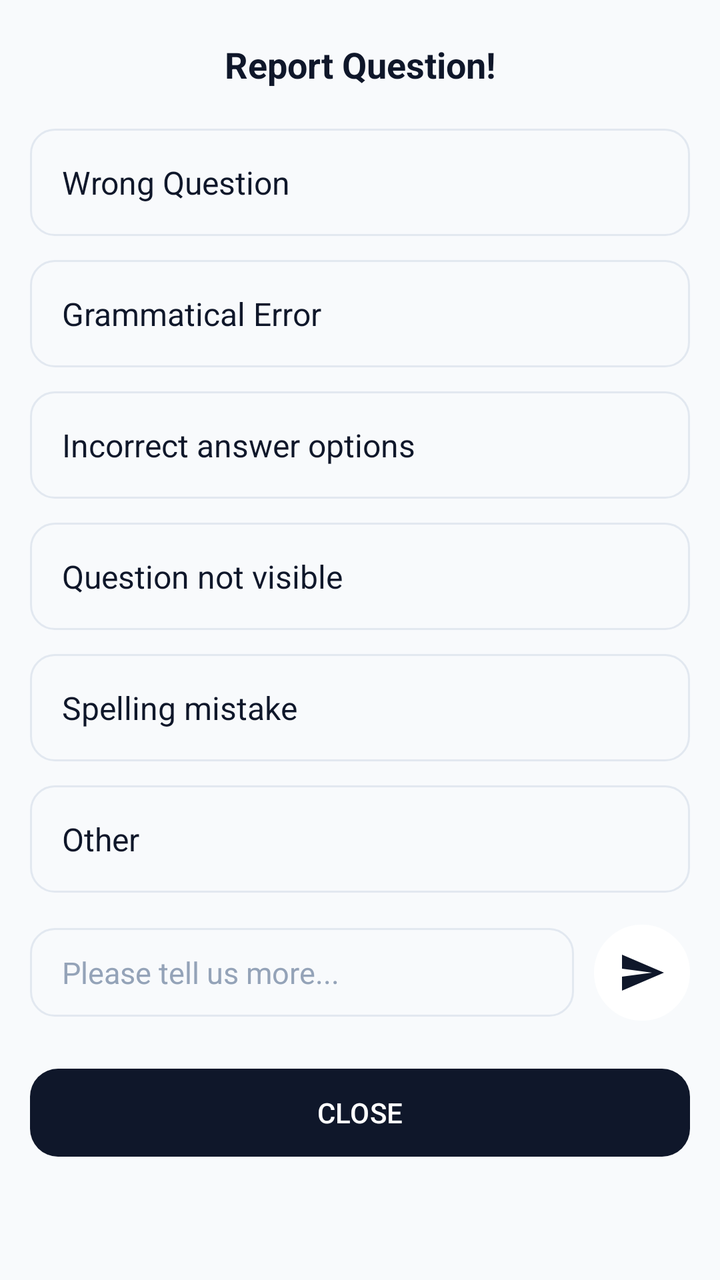
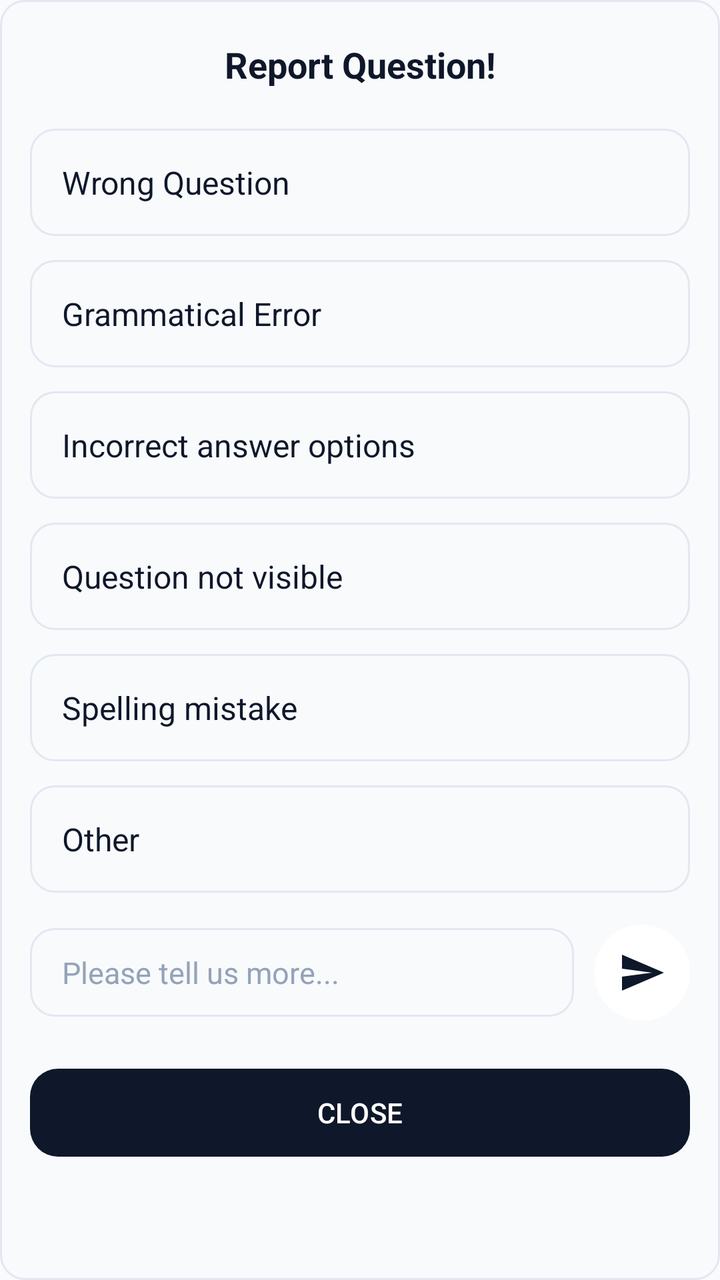

Screens rendered from an Android XML layout before and after an edit, with the pre-edit source and the edit as a unified diff.
<!-- AndroidManifest.xml: application theme Theme.TestMaster -->
<!-- res/layout/popup_report_question.xml -->
<?xml version="1.0" encoding="utf-8"?>
<ScrollView xmlns:android="http://schemas.android.com/apk/res/android"
    xmlns:app="http://schemas.android.com/apk/res-auto"
    android:layout_width="match_parent"
    android:layout_height="wrap_content"
    android:background="@color/background"
    android:clipToPadding="false"
    android:paddingBottom="20dp">

    <LinearLayout
        android:layout_width="match_parent"
        android:layout_height="wrap_content"
        android:orientation="vertical">

        <TextView
            android:layout_width="match_parent"
            android:layout_height="wrap_content"
            android:gravity="center_horizontal"
            android:paddingHorizontal="15dp"
            android:paddingVertical="20dp"
            android:text="Report Question!"
            android:textColor="@color/onSurface"
            android:textSize="18sp"
            android:textStyle="bold" />

        
        <LinearLayout
            android:id="@+id/ll_wrong"
            android:layout_width="match_parent"
            android:layout_height="wrap_content"
            android:layout_marginHorizontal="15dp"
            android:layout_marginBottom="12dp"
            android:background="@drawable/bg_report_reason_selector"
            android:clickable="true"
            android:focusable="true"
            android:gravity="center_vertical"
            android:padding="16dp">

            <TextView
                android:layout_width="match_parent"
                android:layout_height="wrap_content"
                android:duplicateParentState="true"
                android:text="Wrong Question"
                android:textColor="@color/onSurface"
                android:textSize="16sp" />
        </LinearLayout>

        <LinearLayout
            android:id="@+id/ll_error"
            android:layout_width="match_parent"
            android:layout_height="wrap_content"
            android:layout_marginHorizontal="15dp"
            android:layout_marginBottom="12dp"
            android:background="@drawable/bg_report_reason_selector"
            android:clickable="true"
            android:focusable="true"
            android:gravity="center_vertical"
            android:padding="16dp">

            <TextView
                android:layout_width="match_parent"
                android:layout_height="wrap_content"
                android:duplicateParentState="true"
                android:text="Grammatical Error"
                android:textColor="@color/onSurface"
                android:textSize="16sp" />
        </LinearLayout>

        <LinearLayout
            android:id="@+id/ll_incorrect_ans"
            android:layout_width="match_parent"
            android:layout_height="wrap_content"
            android:layout_marginHorizontal="15dp"
            android:layout_marginBottom="12dp"
            android:background="@drawable/bg_report_reason_selector"
            android:clickable="true"
            android:focusable="true"
            android:gravity="center_vertical"
            android:padding="16dp">

            <TextView
                android:layout_width="match_parent"
                android:layout_height="wrap_content"
                android:duplicateParentState="true"
                android:text="Incorrect answer options"
                android:textColor="@color/onSurface"
                android:textSize="16sp" />
        </LinearLayout>

        <LinearLayout
            android:id="@+id/ll_notvisible"
            android:layout_width="match_parent"
            android:layout_height="wrap_content"
            android:layout_marginHorizontal="15dp"
            android:layout_marginBottom="12dp"
            android:background="@drawable/bg_report_reason_selector"
            android:clickable="true"
            android:focusable="true"
            android:gravity="center_vertical"
            android:padding="16dp">

            <TextView
                android:layout_width="match_parent"
                android:layout_height="wrap_content"
                android:duplicateParentState="true"
                android:text="Question not visible"
                android:textColor="@color/onSurface"
                android:textSize="16sp" />
        </LinearLayout>

        <LinearLayout
            android:id="@+id/ll_spellingmistake"
            android:layout_width="match_parent"
            android:layout_height="wrap_content"
            android:layout_marginHorizontal="15dp"
            android:layout_marginBottom="12dp"
            android:background="@drawable/bg_report_reason_selector"
            android:clickable="true"
            android:focusable="true"
            android:gravity="center_vertical"
            android:padding="16dp">

            <TextView
                android:layout_width="match_parent"
                android:layout_height="wrap_content"
                android:duplicateParentState="true"
                android:text="Spelling mistake"
                android:textColor="@color/onSurface"
                android:textSize="16sp" />
        </LinearLayout>

        <LinearLayout
            android:id="@+id/ll_other"
            android:layout_width="match_parent"
            android:layout_height="wrap_content"
            android:layout_marginHorizontal="15dp"
            android:layout_marginBottom="16dp"
            android:background="@drawable/bg_report_reason_selector"
            android:clickable="true"
            android:focusable="true"
            android:gravity="center_vertical"
            android:padding="16dp">

            <TextView
                android:layout_width="match_parent"
                android:layout_height="wrap_content"
                android:duplicateParentState="true"
                android:text="Other"
                android:textColor="@color/onSurface"
                android:textSize="16sp" />
        </LinearLayout>

        
        <LinearLayout
            android:layout_width="match_parent"
            android:layout_height="wrap_content"
            android:layout_marginHorizontal="15dp"
            android:layout_marginBottom="12dp"
            android:gravity="center_vertical"
            android:orientation="horizontal">

            <EditText
                android:id="@+id/et_report_description"
                android:layout_width="0dp"
                android:layout_height="wrap_content"
                android:layout_weight="1"
                android:background="@drawable/box_outline"
                android:hint="Please tell us more..."
                android:paddingVertical="12dp"
                android:paddingStart="16dp"
                android:paddingEnd="16dp"
                android:textColor="@color/onSurface"
                android:textColorHint="@color/text_hint"
                android:textSize="15sp" />

            <ImageView
                android:id="@+id/iv_report_send"
                android:layout_width="48dp"
                android:layout_height="48dp"
                android:layout_marginStart="10dp"
                android:background="@drawable/bg_circle_page"
                android:backgroundTint="@color/primary"
                android:padding="12dp"
                android:src="@drawable/baseline_send_24"
                app:tint="@color/onPrimary" />
        </LinearLayout>

        <com.google.android.material.button.MaterialButton
            android:id="@+id/btn_close_report"
            style="@style/Widget.Material3.Button"
            android:layout_width="match_parent"
            android:layout_height="52dp"
            android:layout_marginHorizontal="15dp"
            android:layout_marginTop="8dp"
            android:text="CLOSE"
            android:textColor="@color/primary"
            app:backgroundTint="@color/onPrimary"
            app:cornerRadius="14dp" />
    </LinearLayout>
</ScrollView>
<!-- resources referenced by this layout -->
<resources>
  <color name="background">#F8FAFC</color>
  <color name="onPrimary">#0F172A</color>
  <color name="onSurface">#0F172A</color>
  <color name="primary">#FFFFFF</color>
  <color name="text_hint">#94A3B8</color>
  <!-- drawable bg_circle_page (drawable) -->
  <?xml version="1.0" encoding="utf-8"?>
  <shape xmlns:android="http://schemas.android.com/apk/res/android"
      android:shape="oval">
      <solid android:color="@color/background" />
      <stroke android:color="@color/outline"
          android:width="1dp"/>
  </shape>
  <!-- drawable bg_report_reason_selector (drawable) -->
  <?xml version="1.0" encoding="utf-8"?>
  <selector xmlns:android="http://schemas.android.com/apk/res/android">
      <item android:state_selected="true" android:drawable="@drawable/blue_box_filled"/>
      <item android:drawable="@drawable/box_outline"/>
  </selector>
  <!-- drawable box_outline (drawable) -->
  <?xml version="1.0" encoding="utf-8"?>
  <shape xmlns:android="http://schemas.android.com/apk/res/android">
      <stroke
          android:width="1dp"
          android:color="@color/gray" />
      <corners android:radius="12dp" />
      <solid android:color="@color/background" />
  </shape>
  <style name="Theme.TestMaster" parent="Base.Theme.TestMaster" />
  <color name="outline">#94A3B8</color>
  <!-- drawable blue_box_filled (drawable) -->
  <?xml version="1.0" encoding="utf-8"?>
  <shape xmlns:android="http://schemas.android.com/apk/res/android"
      android:shape="rectangle">
      <stroke android:width="1dp"
          android:color="@color/onPrimary"/>
      <solid android:color="@color/background"/>
      <corners android:radius="12dp"/>
  </shape>
  <color name="gray">#E2E8F0</color>
  <style name="Base.Theme.TestMaster" parent="Theme.Material3.DayNight.NoActionBar">
          
          <item name="colorPrimary">@color/primary</item>
          <item name="colorOnPrimary">@color/onPrimary</item>
          <item name="colorPrimaryContainer">@color/primaryContainer</item>
          <item name="colorOnPrimaryContainer">@color/onPrimaryContainer</item>
  
          <item name="colorSecondary">@color/secondary</item>
          <item name="colorOnSecondary">@color/onSecondary</item>
          <item name="colorSecondaryContainer">@color/secondaryContainer</item>
          <item name="colorOnSecondaryContainer">@color/onSecondaryContainer</item>
  
          
          <item name="android:windowBackground">@color/background</item>
          <item name="colorSurface">@color/surface</item>
          <item name="colorOnSurface">@color/onSurface</item>
          <item name="colorSurfaceVariant">@color/surfaceVariant</item>
          <item name="colorOnSurfaceVariant">@color/onSurfaceVariant</item>
          <item name="colorOutline">@color/outline</item>
  
          
          <item name="colorError">@color/error</item>
          <item name="colorOnError">@color/onError</item>
          <item name="colorErrorContainer">@color/errorContainer</item>
          <item name="colorOnErrorContainer">@color/onErrorContainer</item>
  
          
          <item name="android:statusBarColor">@color/surface</item>
          <item name="android:windowLightStatusBar">true</item>
      </style>
  <color name="primaryContainer">#F1F5F9</color>
  <color name="onPrimaryContainer">#0F172A</color>
  <color name="secondary">#64748B</color>
  <color name="onSecondary">#FFFFFF</color>
  <color name="secondaryContainer">#E2E8F0</color>
  <color name="onSecondaryContainer">#0F172A</color>
  <color name="surface">#FFFFFF</color>
  <color name="surfaceVariant">#E2E8F0</color>
  <color name="onSurfaceVariant">#475569</color>
  <color name="error">#DC2626</color>
  <color name="onError">#FFFFFF</color>
  <color name="errorContainer">#FEE2E2</color>
  <color name="onErrorContainer">#7F1D1D</color>
  <!-- unchanged entries left out for length: 1 -->
</resources>

<!-- the commit's change to res/layout/popup_report_question.xml (unified diff, before → after) -->
@@ -3,7 +3,8 @@
     xmlns:app="http://schemas.android.com/apk/res-auto"
     android:layout_width="match_parent"
     android:layout_height="wrap_content"
-    android:background="@color/background"
+    android:background="@drawable/box_outline"
+    android:layout_margin="20dp"
     android:clipToPadding="false"
     android:paddingBottom="20dp">
 
<!-- resource entries referenced after the edit -->
@@ -67,6 +67,9 @@
           <item name="colorOnErrorContainer">@color/onErrorContainer</item>
   
           
+          <item name="colorControlActivated">@color/accent</item>
+  
+          
           <item name="android:statusBarColor">@color/surface</item>
           <item name="android:windowLightStatusBar">true</item>
       </style>
@@ -83,6 +86,7 @@
   <color name="onError">#FFFFFF</color>
   <color name="errorContainer">#FEE2E2</color>
   <color name="onErrorContainer">#7F1D1D</color>
+  <color name="accent">#334155</color>
   <!-- unchanged entries left out for length: 1 -->
 </resources>
 
